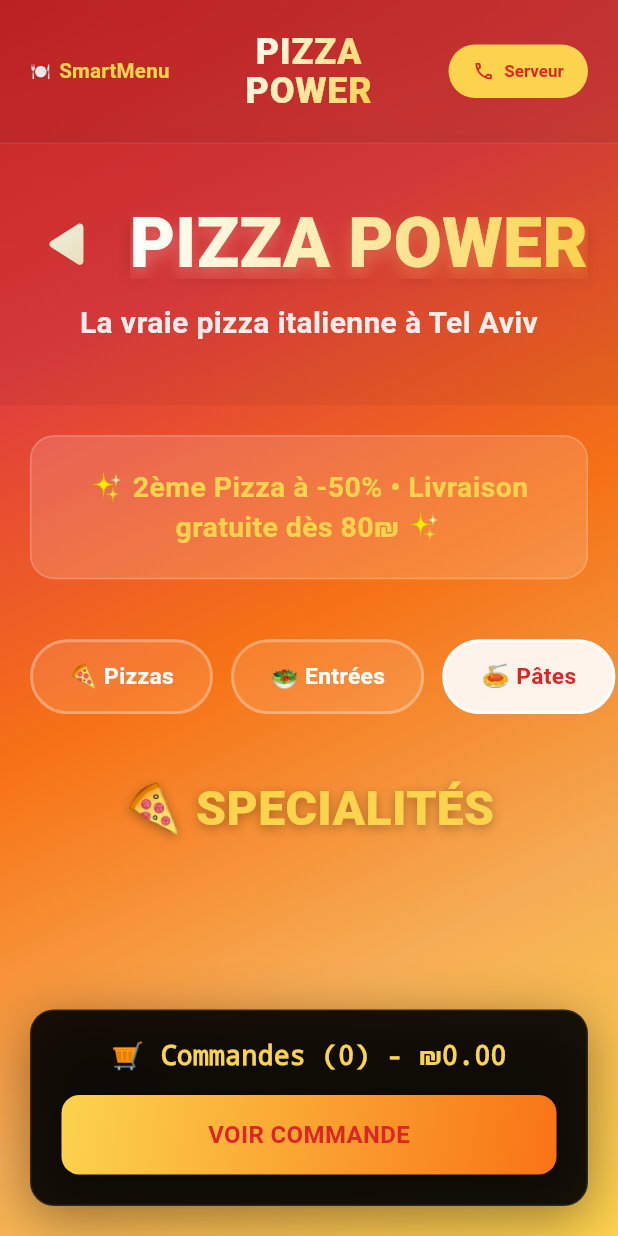
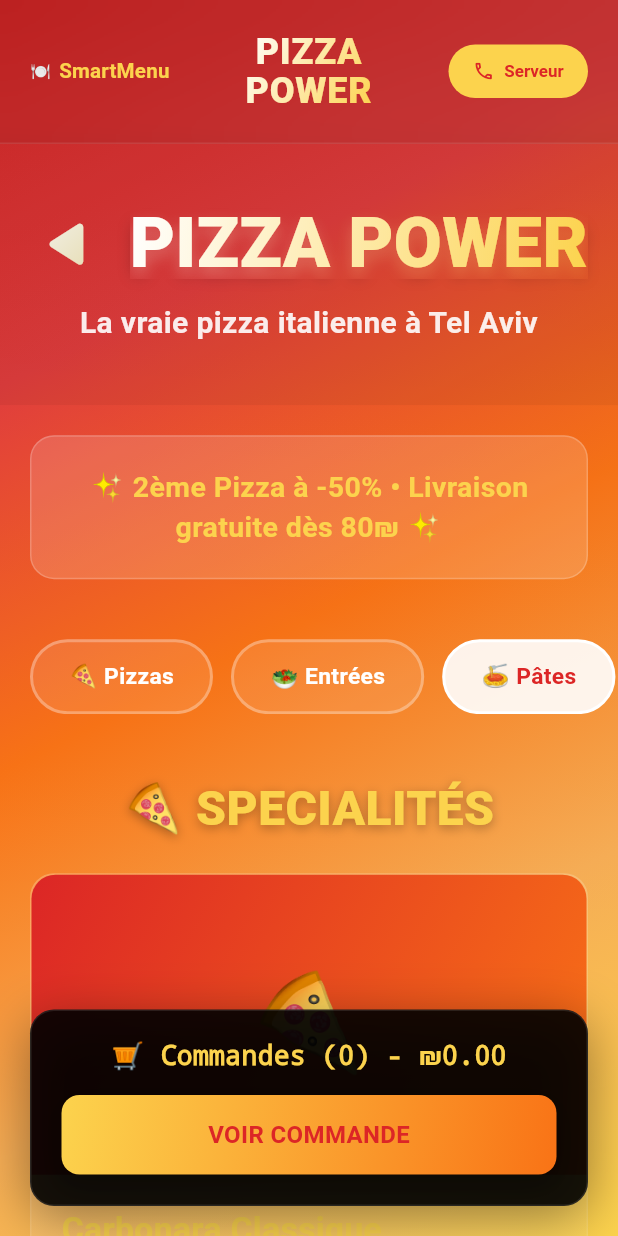
Before and after one commit to RaphHtech/smartmenu, a Flutter app: the screen it shows after launch, after a tap on "🥗 Entrées", after a tap on "🍝 Pâtes", on a phone screen of 412 x 824 dp. Run offline on Flutter 3.47's test engine with Material 3 defaults, Android fonts, the phone set to English and light mode, and no system bars.

Commit message:
feat: Complete menu data for all categories
- Add Carbonara and Penne for Pâtes category
- Add Tiramisu for Desserts category
- Add Chianti Classico for Boissons category
- All menu categories now have content for testing

```diff
--- a/lib/data/menu_data.dart
+++ b/lib/data/menu_data.dart
@@ -21,7 +21,38 @@
       'hasSignature': false,
     },
   ],
-  'Pâtes': [],
-  'Desserts': [],
-  'Boissons': [],
+  'Pâtes': [
+    {
+      'name': 'Carbonara Classique',
+      'description':
+          'Spaghetti, guanciale, œufs fermiers, pecorino romano, poivre noir fraîchement moulu',
+      'price': '₪62',
+      'hasSignature': false,
+    },
+    {
+      'name': 'Penne all\'Arrabbiata',
+      'description':
+          'Penne, sauce tomate épicée, ail, piments, basilic, parmesan',
+      'price': '₪58',
+      'hasSignature': false,
+    },
+  ],
+  'Desserts': [
+    {
+      'name': 'Tiramisu Maison',
+      'description':
+          'Mascarpone, café expresso, cacao pur, biscuits savoiardi, rhum arrangé',
+      'price': '₪32',
+      'hasSignature': false,
+    },
+  ],
+  'Boissons': [
+    {
+      'name': 'Chianti Classico',
+      'description':
+          'Vin rouge toscan, bouteille 750ml, notes de cerise et épices',
+      'price': '₪120',
+      'hasSignature': false,
+    },
+  ],
 };
```
